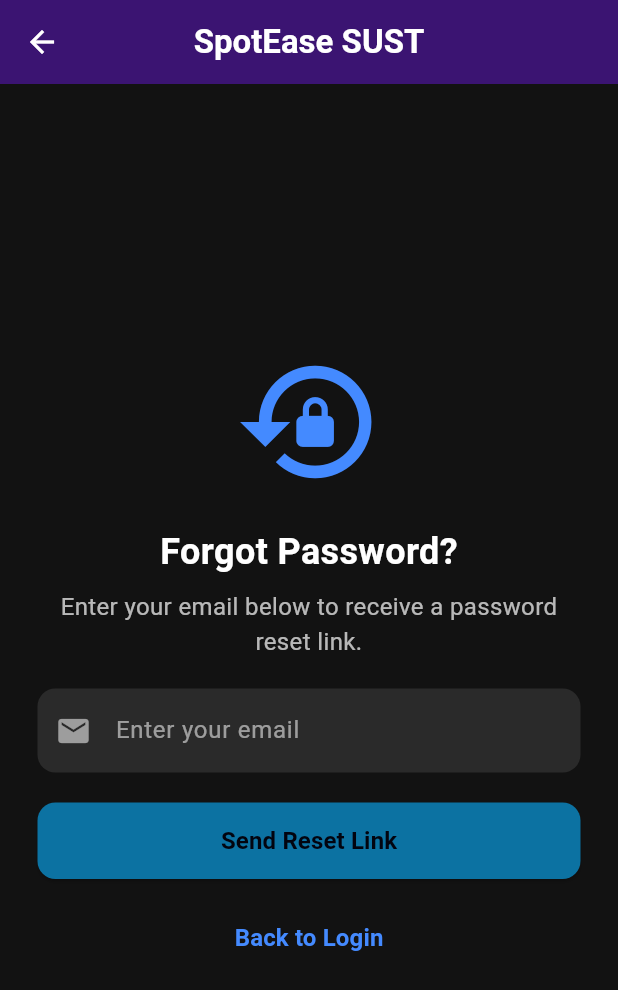
After one commit to mohaiminulnirob/SWE-250_Android_App, a Flutter app: the PasswordRetrievePage screen opened directly, on a phone screen of 412 x 824 dp. The commit adds this screen. Shown: the top 990 px of the screen. Run offline on Flutter 3.47's test engine with Material 3 defaults, Android fonts, the phone set to English and light mode, and no system bars; our stand-ins replace cloud_firestore, firebase_auth, firebase_core, table_calendar; accounts and stored records are empty; network calls fail.

Commit message:
add password retrieve page

```diff
--- a/lib/pages/login_page.dart
+++ b/lib/pages/login_page.dart
@@ -4,6 +4,7 @@ import 'package:project/widgets/custom_app_bar.dart';
 import 'package:project/services/auth_service.dart';
 import 'package:project/pages/registration_page.dart';
 import 'package:project/pages/home_page.dart';
+import 'package:project/pages/password_retrieve_page.dart';
 
 class LoginPage extends StatefulWidget {
   const LoginPage({super.key});
@@ -107,16 +108,14 @@ class _LoginPageState extends State<LoginPage> {
                     ),
                   ),
                 ),
+                const SizedBox(height: 15),
                 SizedBox(
                   width: double.infinity,
-                  child: Padding(
-                    padding: const EdgeInsets.only(top: 15),
                   child: ElevatedButton(
                     onPressed: _isLoading ? null : _handleLogin,
                     style: ElevatedButton.styleFrom(
                       padding: const EdgeInsets.symmetric(vertical: 15),
-                        backgroundColor:
-                            const Color.fromARGB(255, 101, 237, 52),
+                      backgroundColor: const Color.fromARGB(255, 101, 237, 52),
                       shape: RoundedRectangleBorder(
                         borderRadius: BorderRadius.circular(10),
                       ),
@@ -133,8 +132,25 @@ class _LoginPageState extends State<LoginPage> {
                           ),
                   ),
                 ),
+                const SizedBox(height: 5),
+                TextButton(
+                  onPressed: () {
+                    Navigator.push(
+                      context,
+                      MaterialPageRoute(
+                          builder: (context) => const PasswordRetrievePage()),
+                    );
+                  },
+                  child: const Text(
+                    "Forgot Password?",
+                    style: TextStyle(
+                      color: Colors.yellow,
+                      fontSize: 14,
+                      fontWeight: FontWeight.bold,
                     ),
-                const SizedBox(height: 20),
+                  ),
+                ),
+                const SizedBox(height: 5),
                 Row(
                   mainAxisAlignment: MainAxisAlignment.center,
                   children: [
--- /dev/null
+++ b/lib/pages/password_retrieve_page.dart
@@ -0,0 +1,131 @@
+import 'package:flutter/material.dart';
+import 'package:project/widgets/custom_app_bar.dart';
+import 'package:project/services/auth_service.dart';
+
+class PasswordRetrievePage extends StatefulWidget {
+  const PasswordRetrievePage({super.key});
+
+  @override
+  PasswordRetrievePageState createState() => PasswordRetrievePageState();
+}
+
+class PasswordRetrievePageState extends State<PasswordRetrievePage> {
+  final TextEditingController _emailController = TextEditingController();
+  final AuthService _authService = AuthService();
+  bool _isLoading = false;
+
+  Future<void> _sendResetLink() async {
+    String email = _emailController.text.trim();
+
+    if (email.isEmpty) {
+      _showMessage("Please enter your email!", Colors.red);
+      return;
+    }
+
+    setState(() => _isLoading = true);
+
+    try {
+      await _authService.sendPasswordResetEmail(email);
+      _showMessage(
+          "Password reset email sent! Check your inbox.", Colors.green);
+    } catch (e) {
+      _showMessage(e.toString(), Colors.red);
+    } finally {
+      setState(() => _isLoading = false);
+    }
+  }
+
+  void _showMessage(String message, Color color) {
+    ScaffoldMessenger.of(context).showSnackBar(
+      SnackBar(content: Text(message), backgroundColor: color),
+    );
+  }
+
+  @override
+  Widget build(BuildContext context) {
+    return Scaffold(
+      backgroundColor: const Color(0xFF121212),
+      appBar: const CustomAppBar(title: "SpotEase SUST", showBackButton: true),
+      body: Center(
+        child: Padding(
+          padding: const EdgeInsets.symmetric(horizontal: 25),
+          child: Column(
+            mainAxisAlignment: MainAxisAlignment.center,
+            crossAxisAlignment: CrossAxisAlignment.center,
+            children: [
+              const Icon(Icons.lock_reset, size: 100, color: Colors.blueAccent),
+              const SizedBox(height: 20),
+              const Text(
+                "Forgot Password?",
+                style: TextStyle(
+                  color: Colors.white,
+                  fontSize: 24,
+                  fontWeight: FontWeight.bold,
+                ),
+              ),
+              const SizedBox(height: 8),
+              const Text(
+                "Enter your email below to receive a password reset link.",
+                style: TextStyle(color: Colors.white70, fontSize: 16),
+                textAlign: TextAlign.center,
+              ),
+              const SizedBox(height: 20),
+              TextField(
+                controller: _emailController,
+                keyboardType: TextInputType.emailAddress,
+                style: const TextStyle(color: Colors.white),
+                decoration: InputDecoration(
+                  filled: true,
+                  fillColor: Colors.white10,
+                  hintText: "Enter your email",
+                  hintStyle: const TextStyle(color: Colors.white54),
+                  prefixIcon: const Icon(Icons.email, color: Colors.white54),
+                  border: OutlineInputBorder(
+                    borderRadius: BorderRadius.circular(12),
+                    borderSide: BorderSide.none,
+                  ),
+                ),
+              ),
+              const SizedBox(height: 20),
+              _isLoading
+                  ? const CircularProgressIndicator(color: Colors.blueAccent)
+                  : SizedBox(
+                      width: double.infinity,
+                      child: ElevatedButton(
+                        onPressed: _sendResetLink,
+                        style: ElevatedButton.styleFrom(
+                          backgroundColor:
+                              const Color.fromARGB(255, 12, 114, 162),
+                          shape: RoundedRectangleBorder(
+                              borderRadius: BorderRadius.circular(12)),
+                          padding: const EdgeInsets.symmetric(vertical: 14),
+                        ),
+                        child: const Text(
+                          "Send Reset Link",
+                          style: TextStyle(
+                            fontSize: 16,
+                            color: Color.fromARGB(255, 2, 4, 15),
+                            fontWeight: FontWeight.bold,
+                          ),
+                        ),
+                      ),
+                    ),
+              const SizedBox(height: 15),
+              TextButton(
+                onPressed: () => Navigator.pop(context),
+                child: const Text(
+                  "Back to Login",
+                  style: TextStyle(
+                    fontSize: 16,
+                    color: Colors.blueAccent,
+                    fontWeight: FontWeight.bold,
+                  ),
+                ),
+              ),
+            ],
+          ),
+        ),
+      ),
+    );
+  }
+}
--- a/lib/services/auth_service.dart
+++ b/lib/services/auth_service.dart
@@ -67,6 +67,14 @@ class AuthService {
     }
   }
 
+  Future<void> sendPasswordResetEmail(String email) async {
+    try {
+      await _auth.sendPasswordResetEmail(email: email);
+    } catch (e) {
+      throw e;
+    }
+  }
+
   Future<void> resendVerificationEmail() async {
     await _auth.currentUser?.sendEmailVerification();
   }
```
Lines whose indentation alone changed are shown as unchanged.
